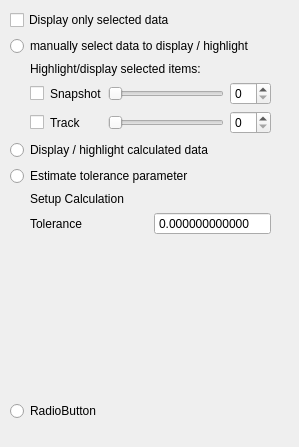
Above: pqSQLiteReaderPanel.ui from corbett/parastro before the change. Below: the same form after it.
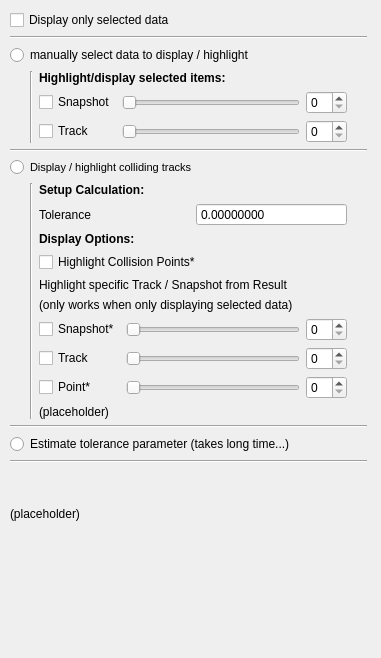
That is the form after the change.

Commit message: rafik: fixed a few displaying / resetting bugs added some more gui features (not all completed)

```diff
--- a/pqSQLiteReaderPanel.ui
+++ b/pqSQLiteReaderPanel.ui
@@ -6,8 +6,8 @@
    <rect>
     <x>0</x>
     <y>0</y>
-    <width>299</width>
-    <height>447</height>
+    <width>381</width>
+    <height>658</height>
    </rect>
   </property>
   <property name="windowTitle">
@@ -18,8 +18,8 @@
     <rect>
      <x>10</x>
      <y>10</y>
-     <width>281</width>
-     <height>411</height>
+     <width>357</width>
+     <height>511</height>
     </rect>
    </property>
    <layout class="QVBoxLayout" name="verticalLayout_2">
@@ -30,6 +30,13 @@
       </property>
      </widget>
     </item>
+    <item>
+     <widget class="Line" name="line_5">
+      <property name="orientation">
+       <enum>Qt::Horizontal</enum>
+      </property>
+     </widget>
+    </item>
     <item>
      <widget class="QRadioButton" name="DisplaySelected">
       <property name="text">
@@ -55,10 +62,23 @@
         </property>
        </spacer>
       </item>
+      <item>
+       <widget class="Line" name="line_2">
+        <property name="orientation">
+         <enum>Qt::Vertical</enum>
+        </property>
+       </widget>
+      </item>
       <item>
        <layout class="QVBoxLayout" name="verticalLayout_3">
         <item>
          <widget class="QLabel" name="label_8">
+          <property name="font">
+           <font>
+            <weight>75</weight>
+            <bold>true</bold>
+           </font>
+          </property>
           <property name="text">
            <string>Highlight/display selected items:</string>
           </property>
@@ -66,48 +86,34 @@
         </item>
         <item>
          <layout class="QGridLayout" name="gridLayout_3">
-          <item row="0" column="1">
-           <widget class="QLabel" name="label_6">
-            <property name="text">
-             <string>Snapshot</string>
-            </property>
-           </widget>
-          </item>
-          <item row="1" column="1">
-           <widget class="QLabel" name="label_7">
-            <property name="text">
-             <string>Track</string>
-            </property>
-           </widget>
-          </item>
           <item row="0" column="0">
            <widget class="QCheckBox" name="DisplaySelectedSnapshot">
             <property name="text">
-             <string/>
+             <string>Snapshot</string>
             </property>
            </widget>
           </item>
           <item row="1" column="0">
            <widget class="QCheckBox" name="DisplaySelectedTrack">
             <property name="text">
-             <string/>
+             <string>Track</string>
             </property>
            </widget>
           </item>
-          <item row="0" column="3">
+          <item row="0" column="2">
            <widget class="QSpinBox" name="DisplaySelectedSnapshotNr_2"/>
           </item>
-          <item row="1" column="3">
+          <item row="1" column="2">
            <widget class="QSpinBox" name="DisplaySelectedTrackNr_2"/>
           </item>
-          <item row="0" column="2">
+          <item row="0" column="1">
            <widget class="QSlider" name="DisplaySelectedSnapshotNr">
             <property name="orientation">
              <enum>Qt::Horizontal</enum>
             </property>
            </widget>
           </item>
-          <item row="1" column="2">
+          <item row="1" column="1">
            <widget class="QSlider" name="DisplaySelectedTrackNr">
             <property name="orientation">
              <enum>Qt::Horizontal</enum>
@@ -136,17 +142,23 @@
       </item>
      </layout>
     </item>
+    <item>
+     <widget class="Line" name="line_3">
+      <property name="orientation">
+       <enum>Qt::Horizontal</enum>
+      </property>
+     </widget>
+    </item>
     <item>
      <widget class="QRadioButton" name="DisplayCalculated">
-      <property name="text">
-       <string>Display / highlight calculated data</string>
+      <property name="font">
+       <font>
+        <pointsize>8</pointsize>
+        <underline>false</underline>
+       </font>
       </property>
-     </widget>
-    </item>
-    <item>
-     <widget class="QRadioButton" name="DisplayEstimateTolerance">
       <property name="text">
-       <string>Estimate tolerance parameter</string>
+       <string>Display / highlight colliding tracks</string>
       </property>
      </widget>
     </item>
@@ -168,31 +180,44 @@
         </property>
        </spacer>
       </item>
+      <item>
+       <widget class="Line" name="line">
+        <property name="orientation">
+         <enum>Qt::Vertical</enum>
+        </property>
+       </widget>
+      </item>
       <item>
        <layout class="QVBoxLayout" name="verticalLayout_4">
         <item>
          <widget class="QLabel" name="label">
+          <property name="font">
+           <font>
+            <weight>75</weight>
+            <bold>true</bold>
+           </font>
+          </property>
           <property name="text">
-           <string>Setup Calculation</string>
+           <string>Setup Calculation:</string>
           </property>
          </widget>
         </item>
         <item>
          <layout class="QGridLayout" name="gridLayout_4">
-          <item row="0" column="0">
+          <item row="1" column="0">
            <widget class="QLabel" name="label_9">
             <property name="text">
              <string>Tolerance</string>
             </property>
            </widget>
           </item>
-          <item row="0" column="1">
+          <item row="1" column="1">
            <widget class="QDoubleSpinBox" name="CalculationImpactParameter">
             <property name="buttonSymbols">
              <enum>QAbstractSpinBox::NoButtons</enum>
             </property>
             <property name="decimals">
-             <number>12</number>
+             <number>8</number>
             </property>
             <property name="minimum">
              <double>0.000000000000000</double>
@@ -210,6 +235,102 @@
           </item>
          </layout>
         </item>
+        <item>
+         <widget class="QLabel" name="label_5">
+          <property name="font">
+           <font>
+            <weight>75</weight>
+            <bold>true</bold>
+           </font>
+          </property>
+          <property name="text">
+           <string>Display Options:</string>
+          </property>
+         </widget>
+        </item>
+        <item>
+         <widget class="QCheckBox" name="calcHighlightCollisionPoints">
+          <property name="text">
+           <string>Highlight Collision Points*</string>
+          </property>
+         </widget>
+        </item>
+        <item>
+         <widget class="QLabel" name="label_3">
+          <property name="text">
+           <string>Highlight specific Track / Snapshot from Result</string>
+          </property>
+         </widget>
+        </item>
+        <item>
+         <widget class="QLabel" name="label_4">
+          <property name="text">
+           <string>(only works when only displaying selected data)</string>
+          </property>
+         </widget>
+        </item>
+        <item>
+         <layout class="QGridLayout" name="gridLayout">
+          <item row="1" column="2">
+           <widget class="QSpinBox" name="calcHighlightSnapshotNr_2"/>
+          </item>
+          <item row="3" column="2">
+           <widget class="QSpinBox" name="calcHighlightTrackNr_2"/>
+          </item>
+          <item row="1" column="0">
+           <widget class="QCheckBox" name="calcHighlightSnapshot">
+            <property name="text">
+             <string>Snapshot*</string>
+            </property>
+           </widget>
+          </item>
+          <item row="1" column="1">
+           <widget class="QSlider" name="calcHighlightSnapshotNr">
+            <property name="orientation">
+             <enum>Qt::Horizontal</enum>
+            </property>
+           </widget>
+          </item>
+          <item row="3" column="1">
+           <widget class="QSlider" name="calcHighlightTrackNr">
+            <property name="orientation">
+             <enum>Qt::Horizontal</enum>
+            </property>
+           </widget>
+          </item>
+          <item row="3" column="0">
+           <widget class="QCheckBox" name="calcHighlightTrack">
+            <property name="text">
+             <string>Track</string>
+            </property>
+           </widget>
+          </item>
+          <item row="4" column="0">
+           <widget class="QCheckBox" name="calcHighlightPoint">
+            <property name="text">
+             <string>Point*</string>
+            </property>
+           </widget>
+          </item>
+          <item row="4" column="1">
+           <widget class="QSlider" name="calcHighlightPointNr">
+            <property name="orientation">
+             <enum>Qt::Horizontal</enum>
+            </property>
+           </widget>
+          </item>
+          <item row="4" column="2">
+           <widget class="QSpinBox" name="calcHighlightPointNr_2"/>
+          </item>
+         </layout>
+        </item>
+        <item>
+         <widget class="QLabel" name="label_2">
+          <property name="text">
+           <string>(placeholder)</string>
+          </property>
+         </widget>
+        </item>
        </layout>
       </item>
       <item>
@@ -230,6 +351,27 @@
       </item>
      </layout>
     </item>
+    <item>
+     <widget class="Line" name="line_4">
+      <property name="orientation">
+       <enum>Qt::Horizontal</enum>
+      </property>
+     </widget>
+    </item>
+    <item>
+     <widget class="QRadioButton" name="DisplayEstimateTolerance">
+      <property name="text">
+       <string>Estimate tolerance parameter (takes long time...)</string>
+      </property>
+     </widget>
+    </item>
+    <item>
+     <widget class="Line" name="line_6">
+      <property name="orientation">
+       <enum>Qt::Horizontal</enum>
+      </property>
+     </widget>
+    </item>
     <item>
      <spacer name="verticalSpacer_2">
       <property name="orientation">
@@ -244,9 +386,9 @@
      </spacer>
     </item>
     <item>
-     <widget class="QRadioButton" name="radioButton_3">
+     <widget class="QLabel" name="label_6">
       <property name="text">
-       <string>RadioButton</string>
+       <string>(placeholder)</string>
       </property>
      </widget>
     </item>
```
The commit also changes 3 other files.
